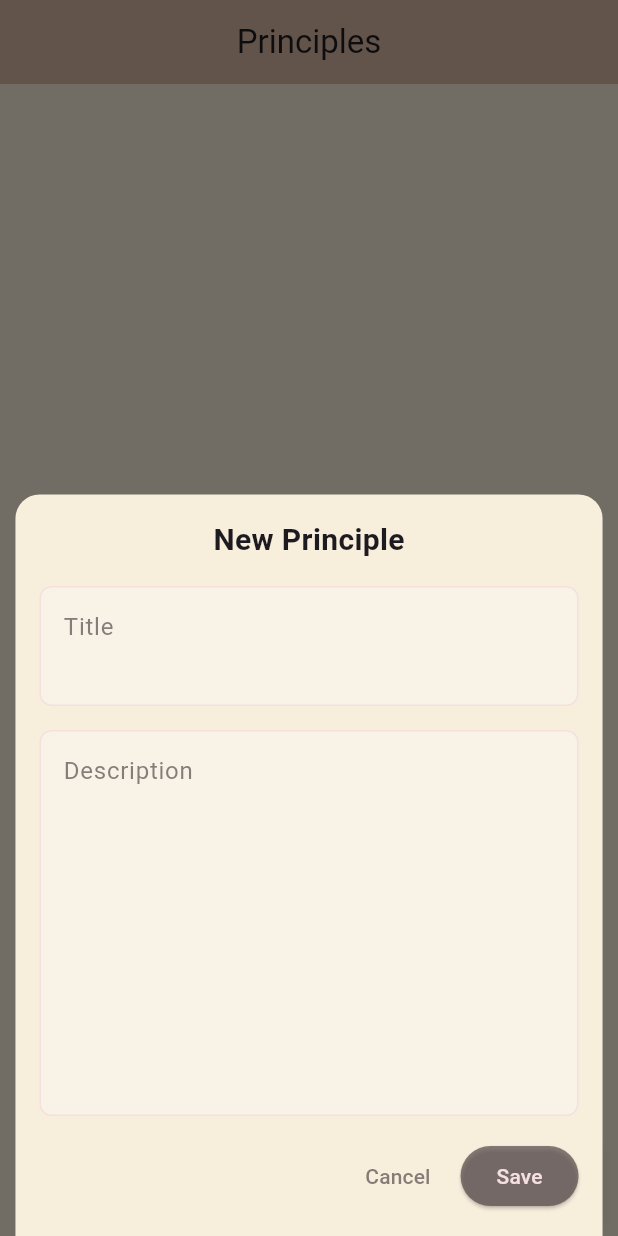
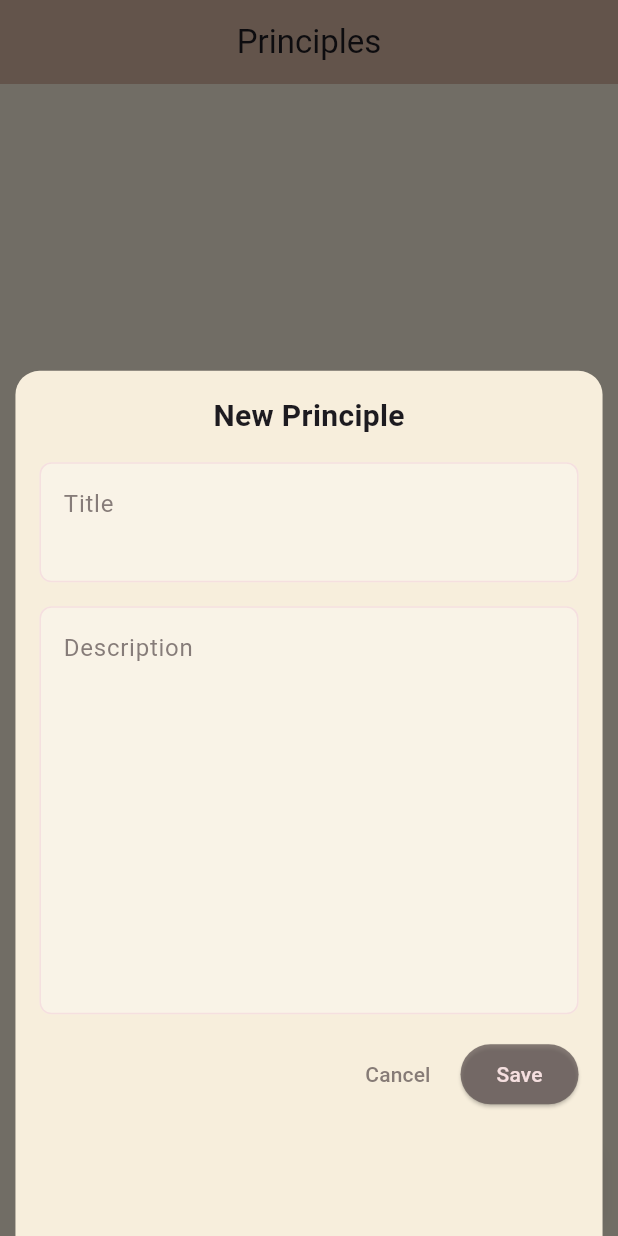
Before and after one commit to johnywakim02/strive-flow, a Flutter app: the CreatePrincipleSubpage screen opened by its route, after a tap on "Add Principle", on a phone screen of 412 x 824 dp. Run offline on Flutter 3.47's test engine with Material 3 defaults, Android fonts, the phone set to English and light mode, and no system bars; our stand-ins replace flutter_markdown_plus, freezed_annotation, go_router, google_fonts, hive_ce, hive_ce_flutter; accounts and stored records are empty; statements that could not run were skipped.

```diff
--- a/lib/ui/create/subpages/create_principle_subpage.dart
+++ b/lib/ui/create/subpages/create_principle_subpage.dart
@@ -47,6 +47,7 @@ class _CreatePrincipleSubpageState extends State<CreatePrincipleSubpage> {
     final AppColorsThemeExtension colorScheme = Theme.of(context).extension<AppColorsThemeExtension>()!;
 
     return Scaffold(
+      resizeToAvoidBottomInset: true,
       backgroundColor: colorScheme.backgroundColor,
       appBar: AppBar(
         backgroundColor: colorScheme.appBarBackgroundColor,
--- a/lib/ui/create/widgets/create_principle_section.dart
+++ b/lib/ui/create/widgets/create_principle_section.dart
@@ -40,13 +40,18 @@ class CreatePrincipleSection extends StatelessWidget {
       builder: (context) {
         final screenHeight = MediaQuery.of(context).size.height;
         final screenWidth = MediaQuery.of(context).size.width;
+        final viewInsets = MediaQuery.of(context).viewInsets;
 
-        return SizedBox(
-          height: screenHeight * 0.6,
+        return Padding(
+          padding: viewInsets,
+          child: SizedBox(
+            height: screenHeight * 0.7,
             width: screenWidth * 0.95,
+            child: SingleChildScrollView(
               child: Padding(
                 padding: EdgeInsets.all(16.0),
                 child: Column(
+                  mainAxisSize: MainAxisSize.min,
                   spacing: 16,
                   children: [
                     _buildNewPrincipleText(),
@@ -55,7 +60,9 @@ class CreatePrincipleSection extends StatelessWidget {
                     _buildActionButtonsRow(context)
                   ],
                 )
+              ),
             )
+          ),
         );
       }
     );
@@ -94,7 +101,8 @@ class CreatePrincipleSection extends StatelessWidget {
   }
 
   Widget _buildDescriptionTextField(AppColorsThemeExtension colorScheme){
-    return Expanded(
+    return Flexible(
+      fit: FlexFit.loose,
       child: TextField(
         controller: descriptionController,
         maxLines: 10, // before scrolling
```
Lines whose indentation alone changed are shown as unchanged.
